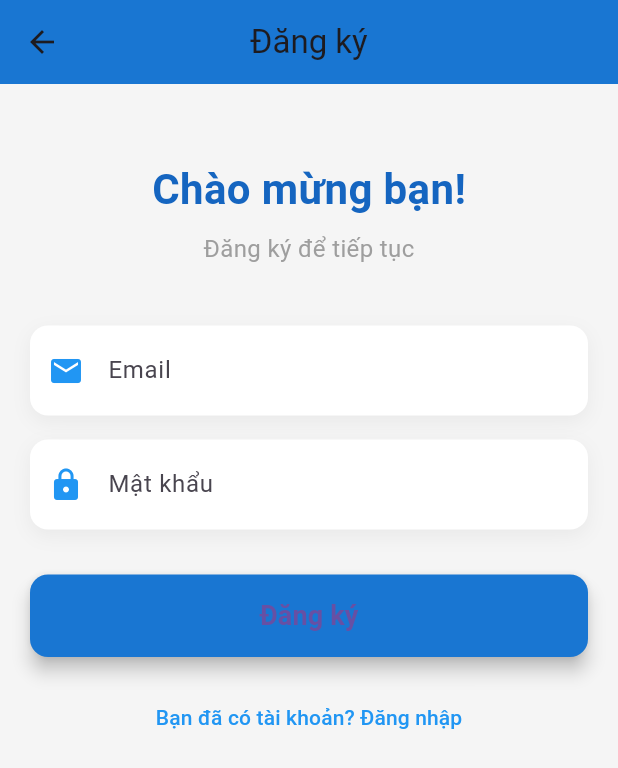
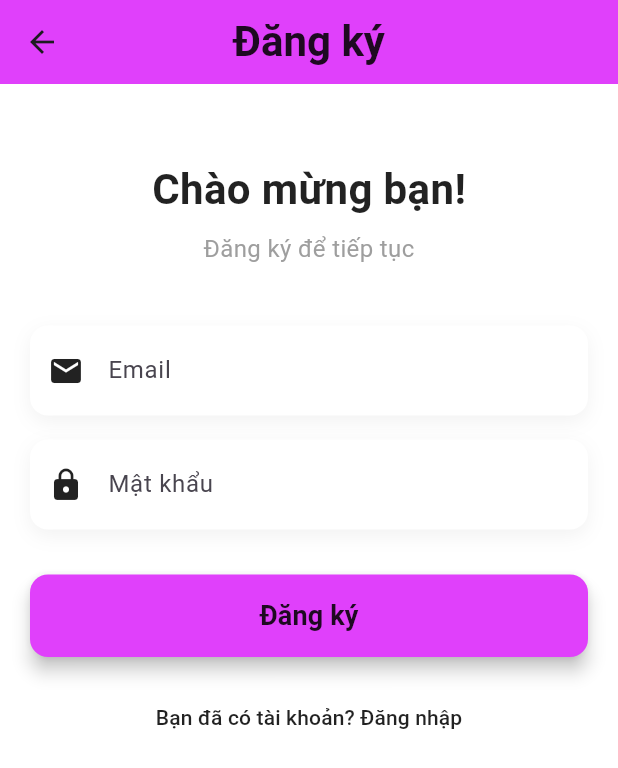
Before and after one commit to trantuan1301/appmusic, a Flutter app: the screen it shows after launch, after a tap on "Bạn chưa có tài khoản? Đăng ký", on a phone screen of 412 x 824 dp. Shown: the top 768 px of the screen. Run offline on Flutter 3.47's test engine with Material 3 defaults, Android fonts, the phone set to English and light mode, and no system bars; our stand-ins replace cloud_firestore, equatable, firebase_auth, firebase_core, flutter_bloc, just_audio and 1 more; missing offline and left inert: volume_controller; accounts and stored records are empty; network calls fail.

```diff
--- a/lib/blocs/auth/auth_cubit.dart
+++ b/lib/blocs/auth/auth_cubit.dart
@@ -41,7 +41,7 @@ class AuthCubit extends Cubit<AuthState> {
     } on FirebaseAuthException catch (e) {
       emit(AuthFailure(e.message ?? "Lỗi không xác định"));
     } catch (e) {
-      print("🔥 Lỗi hệ thống chi tiết: $e");
+      print("Lỗi hệ thống chi tiết: $e");
       emit(AuthFailure("Lỗi hệ thống: $e"));
     }
   }
--- a/lib/screens/auth/login_screen.dart
+++ b/lib/screens/auth/login_screen.dart
@@ -19,10 +19,17 @@ class LoginScreen extends StatelessWidget {
     return BlocProvider(
       create: (context) => AuthCubit(FirebaseAuth.instance),
       child: Scaffold(
-        backgroundColor: Colors.grey[100],
+        backgroundColor: Colors.white,
         appBar: AppBar(
-          title: const Text("Đăng nhập"),
-          backgroundColor: Colors.blue.shade700,
+          title: const Text(
+            "Đăng nhập",
+            style: TextStyle(
+              color: Colors.black87,
+              fontSize: 28,
+              fontWeight: FontWeight.bold,
+            ),
+          ),
+          backgroundColor: Colors.purpleAccent,
           centerTitle: true,
           elevation: 0,
         ),
@@ -62,7 +69,7 @@ class LoginScreen extends StatelessWidget {
                       style: TextStyle(
                         fontSize: 28,
                         fontWeight: FontWeight.bold,
-                        color: Colors.blue.shade800,
+                        color: Colors.black87,
                       ),
                     ),
                     const SizedBox(height: 8),
@@ -90,7 +97,7 @@ class LoginScreen extends StatelessWidget {
                         decoration: InputDecoration(
                           prefixIcon: const Icon(
                             Icons.email,
-                            color: Colors.blue,
+                            color: Colors.black87,
                           ),
                           hintText: 'Email',
                           border: InputBorder.none,
@@ -121,7 +128,7 @@ class LoginScreen extends StatelessWidget {
                         decoration: InputDecoration(
                           prefixIcon: const Icon(
                             Icons.lock,
-                            color: Colors.blue,
+                            color: Colors.black87,
                           ),
                           hintText: 'Mật khẩu',
                           border: InputBorder.none,
@@ -141,13 +148,14 @@ class LoginScreen extends StatelessWidget {
                       height: 55,
                       child: ElevatedButton(
                         style: ElevatedButton.styleFrom(
-                          backgroundColor: Colors.blue.shade700,
+                          backgroundColor: Colors.purpleAccent,
                           shape: RoundedRectangleBorder(
                             borderRadius: BorderRadius.circular(12),
                           ),
                           elevation: 5,
                         ),
-                        onPressed: state is AuthLoading
+                        onPressed:
+                            state is AuthLoading
                                 ? null
                                 : () {
                                   context.read<AuthCubit>().login(
@@ -155,7 +163,8 @@ class LoginScreen extends StatelessWidget {
                                     password: passwordController.text.trim(),
                                   );
                                 },
-                        child: state is AuthLoading
+                        child:
+                            state is AuthLoading
                                 ? const CircularProgressIndicator(
                                   valueColor: AlwaysStoppedAnimation<Color>(
                                     Colors.white,
@@ -166,6 +175,7 @@ class LoginScreen extends StatelessWidget {
                                   style: TextStyle(
                                     fontSize: 18,
                                     fontWeight: FontWeight.bold,
+                                    color: Colors.black87
                                   ),
                                 ),
                       ),
@@ -179,13 +189,16 @@ class LoginScreen extends StatelessWidget {
                         Navigator.push(
                           context,
                           MaterialPageRoute(
-                            builder: (_) => RegisterScreen(onThemeChanged: onThemeChanged),
+                            builder:
+                                (_) => RegisterScreen(
+                                  onThemeChanged: onThemeChanged,
+                                ),
                           ),
                         );
                       },
                       child: const Text(
                         "Bạn chưa có tài khoản? Đăng ký",
-                        style: TextStyle(color: Colors.blue),
+                        style: TextStyle(color: Colors.black87),
                       ),
                     ),
                   ],
--- a/lib/screens/auth/register_screen.dart
+++ b/lib/screens/auth/register_screen.dart
@@ -8,7 +8,8 @@ import '../../main.dart';
 class RegisterScreen extends StatelessWidget {
   final Function(bool) onThemeChanged;
 
-  const RegisterScreen({Key? key, required this.onThemeChanged}) : super(key: key);
+  const RegisterScreen({Key? key, required this.onThemeChanged})
+    : super(key: key);
 
   @override
   Widget build(BuildContext context) {
@@ -18,10 +19,17 @@ class RegisterScreen extends StatelessWidget {
     return BlocProvider(
       create: (context) => AuthCubit(FirebaseAuth.instance),
       child: Scaffold(
-        backgroundColor: Colors.grey[100],
+        backgroundColor: Colors.white,
         appBar: AppBar(
-          title: const Text("Đăng ký"),
-          backgroundColor: Colors.blue.shade700,
+          title: const Text(
+            "Đăng ký",
+            style: TextStyle(
+              color: Colors.black87,
+              fontWeight: FontWeight.bold,
+              fontSize: 28,
+            ),
+          ),
+          backgroundColor: Colors.purpleAccent,
           centerTitle: true,
           elevation: 0,
         ),
@@ -61,7 +69,7 @@ class RegisterScreen extends StatelessWidget {
                       style: TextStyle(
                         fontSize: 28,
                         fontWeight: FontWeight.bold,
-                        color: Colors.blue.shade800,
+                        color: Colors.black87,
                       ),
                     ),
                     const SizedBox(height: 8),
@@ -89,7 +97,7 @@ class RegisterScreen extends StatelessWidget {
                         decoration: InputDecoration(
                           prefixIcon: const Icon(
                             Icons.email,
-                            color: Colors.blue,
+                            color: Colors.black87,
                           ),
                           hintText: 'Email',
                           border: InputBorder.none,
@@ -120,7 +128,7 @@ class RegisterScreen extends StatelessWidget {
                         decoration: InputDecoration(
                           prefixIcon: const Icon(
                             Icons.lock,
-                            color: Colors.blue,
+                            color: Colors.black87,
                           ),
                           hintText: 'Mật khẩu',
                           border: InputBorder.none,
@@ -140,13 +148,14 @@ class RegisterScreen extends StatelessWidget {
                       height: 55,
                       child: ElevatedButton(
                         style: ElevatedButton.styleFrom(
-                          backgroundColor: Colors.blue.shade700,
+                          backgroundColor: Colors.purpleAccent,
                           shape: RoundedRectangleBorder(
                             borderRadius: BorderRadius.circular(12),
                           ),
                           elevation: 5,
                         ),
-                        onPressed: state is AuthLoading
+                        onPressed:
+                            state is AuthLoading
                                 ? null
                                 : () {
                                   context.read<AuthCubit>().register(
@@ -154,7 +163,8 @@ class RegisterScreen extends StatelessWidget {
                                     password: passwordController.text.trim(),
                                   );
                                 },
-                        child: state is AuthLoading
+                        child:
+                            state is AuthLoading
                                 ? const CircularProgressIndicator(
                                   valueColor: AlwaysStoppedAnimation<Color>(
                                     Colors.white,
@@ -165,6 +175,7 @@ class RegisterScreen extends StatelessWidget {
                                   style: TextStyle(
                                     fontSize: 18,
                                     fontWeight: FontWeight.bold,
+                                    color: Colors.black87
                                   ),
                                 ),
                       ),
@@ -179,7 +190,7 @@ class RegisterScreen extends StatelessWidget {
                       },
                       child: const Text(
                         "Bạn đã có tài khoản? Đăng nhập",
-                        style: TextStyle(color: Colors.blue),
+                        style: TextStyle(color: Colors.black87),
                       ),
                     ),
                   ],
--- a/lib/screens/favorite_screen.dart
+++ b/lib/screens/favorite_screen.dart
@@ -15,7 +15,7 @@ class FavoritesScreen extends StatelessWidget {
 
     return Scaffold(
       appBar: AppBar(
-        title: Text('Danh sách yêu thích'),
+        title: Text('Danh sách yêu thích',style: TextStyle(color: Colors.purpleAccent),),
       ),
       body: favoriteSongs.isEmpty
           ? Center(child: Text('No favorite songs yet.'))
--- a/lib/screens/player_screen.dart
+++ b/lib/screens/player_screen.dart
@@ -59,7 +59,7 @@ class _SongDetailScreenState extends State<SongDetailScreen>
         centerTitle: true,
         leading: GestureDetector(
           onTap: () => Navigator.pop(context),
-          child: Icon(Icons.arrow_back, color: Colors.blue),
+          child: Icon(Icons.arrow_back, color: Colors.purpleAccent),
         ),
       ),
       body: BlocBuilder<PlayerBloc, PlayerState>(
@@ -69,7 +69,6 @@ class _SongDetailScreenState extends State<SongDetailScreen>
                 state is PlayerPlaying
                     ? state.song
                     : (state as PlayerPaused).song;
-
             final isPlaying = state is PlayerPlaying;
             final isShuffling =
                 state is PlayerPlaying ? state.isShuffling : false;
@@ -86,7 +85,6 @@ class _SongDetailScreenState extends State<SongDetailScreen>
                 children: [
                   Image.asset('assets/play_eq1.png', width: 100, height: 100),
                   SizedBox(height: 10),
-                  // Ảnh tròn và xoay
                   RotationTransition(
                     turns: _rotationController,
                     child: Container(
```
Also changed, not shown: lib/screens/artist_screen.dart (+80 -10 lines), lib/screens/artist_songs_screen.dart (+29 -2 lines), lib/screens/home_screen.dart (+12 -14 lines), lib/screens/settings_screen.dart (+28 -9 lines). Lines whose indentation alone changed are shown as unchanged.
